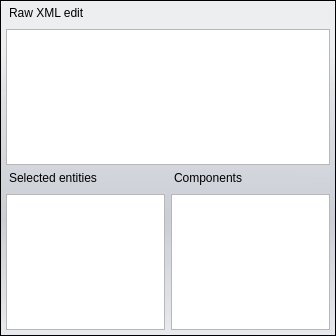
First picture: the form in bin/data/ui/eceditor.ui, repository realXtend/tundra, before the edit.
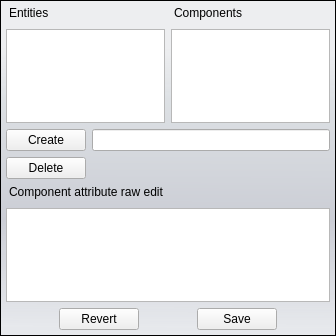
Second picture: the form after the edit.

Commit message: ECEditorWindow shows list of components for entity. No editing yet.

```diff
--- a/bin/data/ui/eceditor.ui
+++ b/bin/data/ui/eceditor.ui
@@ -47,20 +47,6 @@
       <property name="margin">
        <number>0</number>
       </property>
-      <item>
-       <layout class="QVBoxLayout" name="verticalLayout_2">
-        <item>
-         <widget class="QLabel" name="label">
-          <property name="text">
-           <string>Raw XML edit</string>
-          </property>
-         </widget>
-        </item>
-        <item>
-         <widget class="QTextEdit" name="textEdit"/>
-        </item>
-       </layout>
-      </item>
       <item>
        <layout class="QHBoxLayout" name="horizontalLayout_3">
         <item>
@@ -68,12 +54,12 @@
           <item>
            <widget class="QLabel" name="label_3">
             <property name="text">
-             <string>Selected entities</string>
+             <string>Entities</string>
             </property>
            </widget>
           </item>
           <item>
-           <widget class="QListView" name="listView"/>
+           <widget class="QListWidget" name="list_entities"/>
           </item>
          </layout>
         </item>
@@ -87,12 +73,128 @@
            </widget>
           </item>
           <item>
-           <widget class="QListView" name="listView_2"/>
+           <widget class="QListWidget" name="list_components"/>
           </item>
          </layout>
         </item>
        </layout>
       </item>
+      <item>
+       <layout class="QHBoxLayout" name="horizontalLayout_4">
+        <item>
+         <widget class="QPushButton" name="but_create">
+          <property name="text">
+           <string>Create</string>
+          </property>
+         </widget>
+        </item>
+        <item>
+         <widget class="QLineEdit" name="line_nameedit"/>
+        </item>
+       </layout>
+      </item>
+      <item>
+       <layout class="QHBoxLayout" name="horizontalLayout_5">
+        <item>
+         <widget class="QPushButton" name="but_delete">
+          <property name="text">
+           <string>Delete</string>
+          </property>
+         </widget>
+        </item>
+        <item>
+         <spacer name="horizontalSpacer_4">
+          <property name="orientation">
+           <enum>Qt::Horizontal</enum>
+          </property>
+          <property name="sizeHint" stdset="0">
+           <size>
+            <width>40</width>
+            <height>20</height>
+           </size>
+          </property>
+         </spacer>
+        </item>
+       </layout>
+      </item>
+      <item>
+       <layout class="QVBoxLayout" name="verticalLayout_2">
+        <item>
+         <widget class="QLabel" name="label_rawedit">
+          <property name="text">
+           <string>Component attribute raw edit</string>
+          </property>
+         </widget>
+        </item>
+        <item>
+         <widget class="QTextEdit" name="text_attredit">
+          <property name="sizePolicy">
+           <sizepolicy hsizetype="Expanding" vsizetype="Preferred">
+            <horstretch>0</horstretch>
+            <verstretch>0</verstretch>
+           </sizepolicy>
+          </property>
+         </widget>
+        </item>
+       </layout>
+      </item>
+      <item>
+       <layout class="QHBoxLayout" name="horizontalLayout_2">
+        <item>
+         <spacer name="horizontalSpacer">
+          <property name="orientation">
+           <enum>Qt::Horizontal</enum>
+          </property>
+          <property name="sizeHint" stdset="0">
+           <size>
+            <width>40</width>
+            <height>20</height>
+           </size>
+          </property>
+         </spacer>
+        </item>
+        <item>
+         <widget class="QPushButton" name="but_revert">
+          <property name="text">
+           <string>Revert</string>
+          </property>
+         </widget>
+        </item>
+        <item>
+         <spacer name="horizontalSpacer_3">
+          <property name="orientation">
+           <enum>Qt::Horizontal</enum>
+          </property>
+          <property name="sizeHint" stdset="0">
+           <size>
+            <width>40</width>
+            <height>20</height>
+           </size>
+          </property>
+         </spacer>
+        </item>
+        <item>
+         <widget class="QPushButton" name="but_save">
+          <property name="text">
+           <string>Save</string>
+          </property>
+         </widget>
+        </item>
+        <item>
+         <spacer name="horizontalSpacer_2">
+          <property name="orientation">
+           <enum>Qt::Horizontal</enum>
+          </property>
+          <property name="sizeHint" stdset="0">
+           <size>
+            <width>40</width>
+            <height>20</height>
+           </size>
+          </property>
+         </spacer>
+        </item>
+       </layout>
+      </item>
      </layout>
     </widget>
    </item>
```
Left out of the diff: 4 changed lines with no effect on the pictures. The commit also changes 5 other files.
